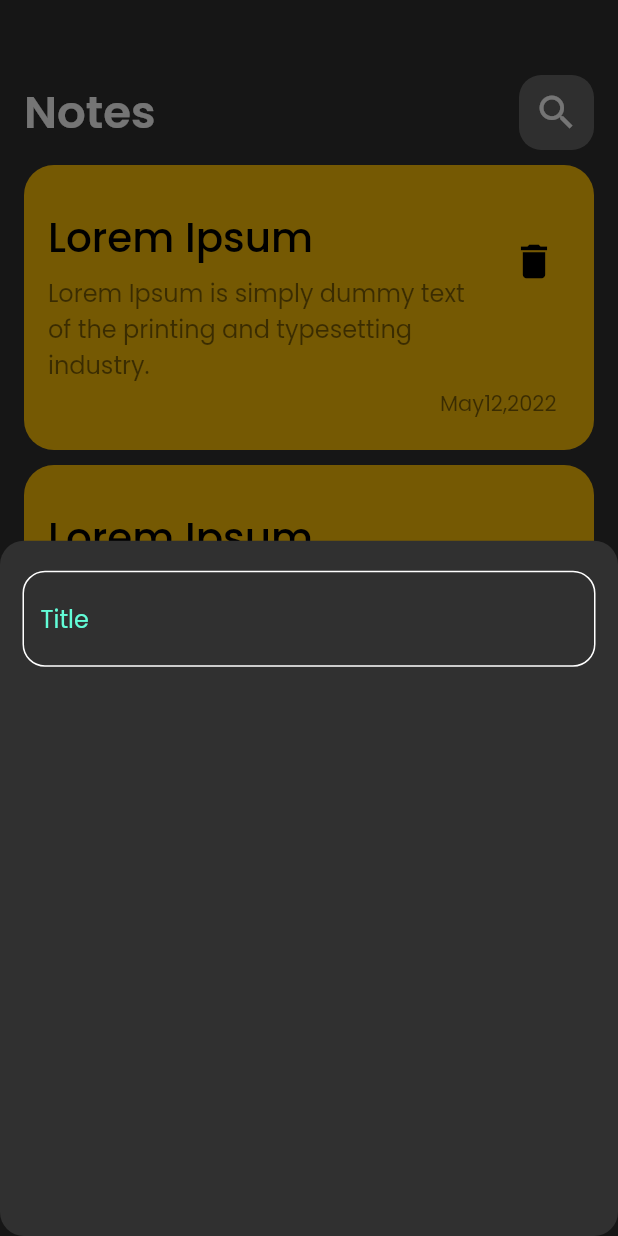
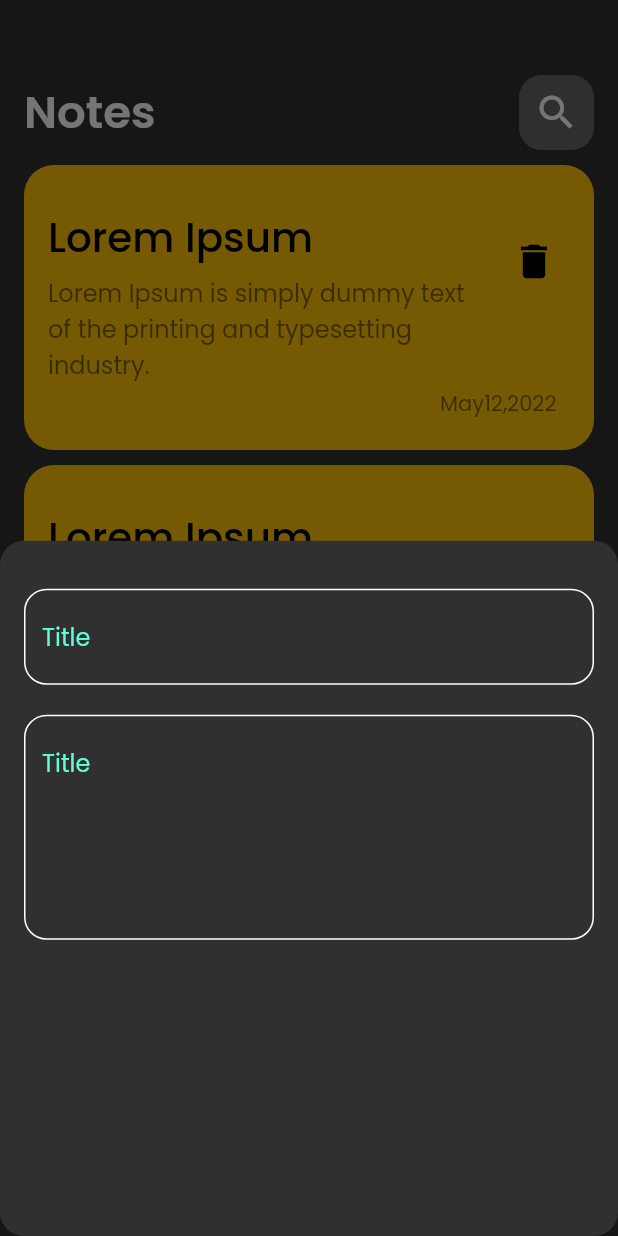
Before and after one commit to Koka0/notes_app, a Flutter app: the screen it shows after launch, after a tap on the "add" icon, on a phone screen of 412 x 824 dp. Run offline on Flutter 3.47's test engine with Material 2 defaults, Android fonts, the phone set to English and light mode, and no system bars; our stand-ins replace google_fonts.

Commit message:
step-5 Add ContentTextField

```diff
--- a/lib/views/widgets/add_bottom_sheet.dart
+++ b/lib/views/widgets/add_bottom_sheet.dart
@@ -6,13 +6,21 @@ class AddNoteBottomSheet extends StatelessWidget {
 
   @override
   Widget build(BuildContext context) {
-    return Column(
-      children: const [
-        Padding(
-          padding: EdgeInsets.symmetric(vertical: 20, horizontal: 15),
-          child: AddCustomTextField(),
-        ),
-      ],
+    return Padding(
+      padding: const EdgeInsets.symmetric(horizontal: 16),
+      child: Column(
+        children: const [
+          SizedBox(height: 32),
+          AddCustomTextField(
+            hint: 'Title',
+          ),
+          SizedBox(height: 20),
+          AddCustomTextField(
+            hint: 'Title',
+            maxLine: 5,
+          ),
+        ],
+      ),
     );
   }
 }
--- a/lib/views/widgets/add_custom_textfield.dart
+++ b/lib/views/widgets/add_custom_textfield.dart
@@ -1,19 +1,23 @@
 import 'package:flutter/material.dart';
-import 'package:news_app/constants.dart';
+import 'package:news_app/color/constants.dart';
 
 class AddCustomTextField extends StatelessWidget {
-  const AddCustomTextField({Key? key}) : super(key: key);
+  final String hint;
+  final int maxLine;
+
+  const AddCustomTextField({Key? key, required this.hint, this.maxLine = 1})
+      : super(key: key);
 
   @override
   Widget build(BuildContext context) {
     return TextField(
-      cursorColor: KprimaryColor,
+      maxLines: maxLine,
       decoration: InputDecoration(
-        hintText: 'Title',
-        hintStyle: const TextStyle(color: KprimaryColor),
-        border: buildInputBorder(),
-        enabledBorder: buildInputBorder(),
-      ),
+          hintText: hint,
+          hintStyle: const TextStyle(color: KprimaryColor),
+          border: buildInputBorder(),
+          enabledBorder: buildInputBorder(),
+          focusedBorder: buildInputBorder(KprimaryColor)),
     );
   }
 
```
Also changed, not shown: lib/color/constants.dart (renamed from lib/constants.dart).
